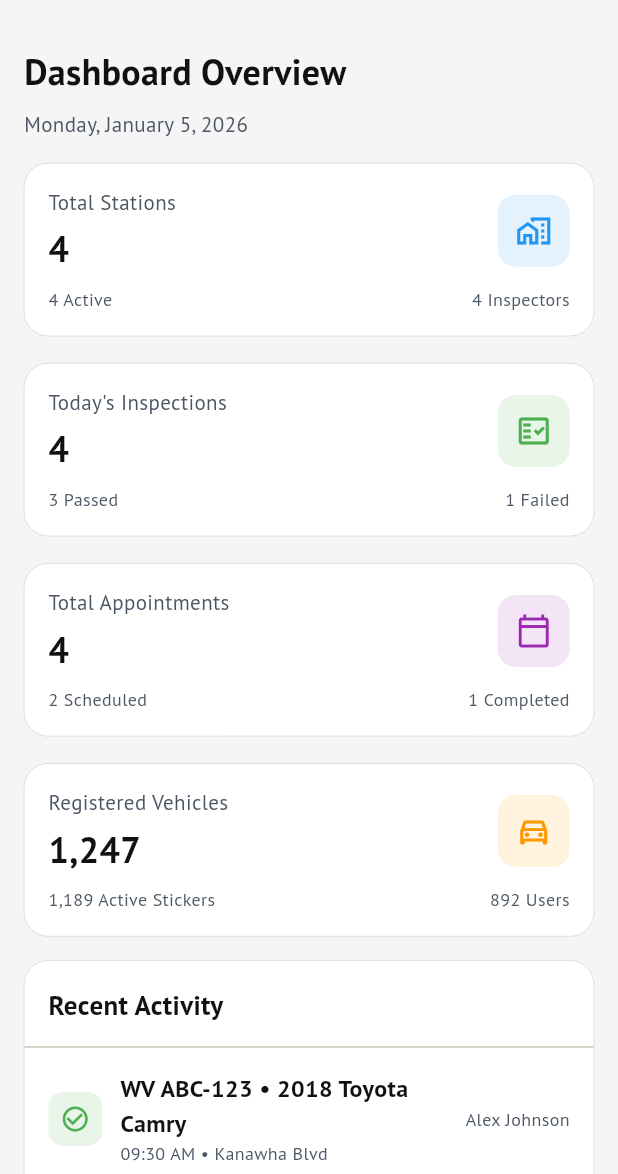
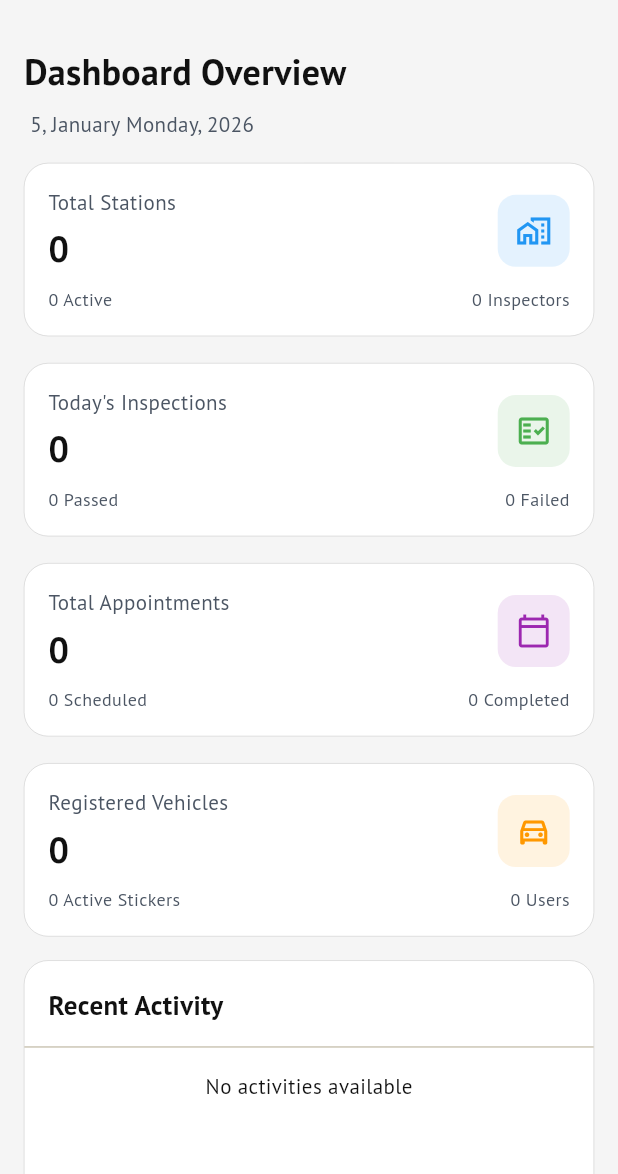
Before and after one commit to Vaishnavi297/inspection_admin, a Flutter app: the HomePage screen opened by its route, on a phone screen of 412 x 824 dp, the part 62-1236 px from its top. Run offline on Flutter 3.47's test engine with Material 3 defaults, Android fonts, the phone set to English and light mode, and no system bars; our stand-ins replace bloc, cloud_firestore, equatable, file_picker, firebase_auth, firebase_core and 11 more; missing offline and left inert: firebase_auth_platform_interface; accounts and stored records are empty; statements that could not run were skipped.

Commit message:
- Implemented Dashboard data mapping

```diff
--- /dev/null
+++ b/lib/data/data_structure/models/dashboard_models.dart
@@ -0,0 +1,47 @@
+class DashboardStats {
+  final int totalStations;
+  final int activeStations;
+  final int totalInspectors;
+  final int todayInspections;
+  final int passedInspections;
+  final int failedInspections;
+  final int totalAppointments;
+  final int scheduledAppointments;
+  final int completedAppointments;
+  final int totalVehicles;
+  final int activeStickers;
+  final int totalUsers;
+
+  const DashboardStats({
+    this.totalStations = 0,
+    this.activeStations = 0,
+    this.totalInspectors = 0,
+    this.todayInspections = 0,
+    this.passedInspections = 0,
+    this.failedInspections = 0,
+    this.totalAppointments = 0,
+    this.scheduledAppointments = 0,
+    this.completedAppointments = 0,
+    this.totalVehicles = 0,
+    this.activeStickers = 0,
+    this.totalUsers = 0,
+  });
+}
+
+class DashboardActivity {
+  final String title;
+  final String time;
+  final String subtitle;
+  final String user;
+  final String status; // 'pass' or 'fail'
+
+  const DashboardActivity({required this.title, required this.time, required this.subtitle, required this.user, required this.status});
+}
+
+class DashboardTopStation {
+  final String name;
+  final String meta;
+  final String value;
+
+  const DashboardTopStation({required this.name, required this.meta, required this.value});
+}
--- a/lib/data/data_structure/models/user.dart
+++ b/lib/data/data_structure/models/user.dart
@@ -1,3 +1,4 @@
+import 'package:cloud_firestore/cloud_firestore.dart';
 import 'package:inspection_station/data/data_structure/models/country.dart';
 
 class AppUser {
@@ -13,8 +14,8 @@ class AppUser {
   final double? cCurrentLatitude;
   final double? cCurrentLongitude;
   final County? cCurrentCountyDetails;
-  final DateTime? createTime;
-  final DateTime? updateTime;
+  final   Timestamp? createTime;
+  final   Timestamp? updateTime;
 
   AppUser({
     this.cId,
@@ -47,8 +48,8 @@ class AppUser {
       cCurrentLongitude: json['c_current_longitude'] != null ? (json['c_current_longitude'] as num).toDouble() : null,
       cDob: json['customer_dob'] != null ? DateTime.parse(json['customer_dob']) : null,
       cCurrentCountyDetails: json['c_current_county_details'] != null ? County.fromJson(json['c_current_county_details']) : null,
-      createTime: json['create_time'] != null ? DateTime.parse(json['create_time']) : null,
-      updateTime: json['update_time'] != null ? DateTime.parse(json['update_time']) : null,
+      createTime: json['create_time'],
+      updateTime: json['update_time'],
     );
   }
 
@@ -68,8 +69,8 @@ class AppUser {
     double? cCurrentLongitude,
     County? cCurrentCountyDetails,
     DateTime? cDob,
-    DateTime? createTime,
-    DateTime? updateTime,
+    Timestamp? createTime,
+    Timestamp? updateTime,
   }) {
     return AppUser(
       cId: cId ?? this.cId,
@@ -103,8 +104,8 @@ class AppUser {
       'c_profile_image_url': cProfileImageUrl,
       'c_current_county_details': cCurrentCountyDetails != null ? cCurrentCountyDetails!.toJson() : null,
       'customer_dob': cDob?.toIso8601String(),
-      'create_time': createTime?.toIso8601String(),
-      'update_time': updateTime?.toIso8601String(),
+      'create_time': createTime,
+      'update_time': updateTime,
     };
   }
 }
--- /dev/null
+++ b/lib/screens/dashboard/bloc/dashboard_bloc.dart
@@ -0,0 +1,27 @@
+import 'package:bloc/bloc.dart';
+import 'package:equatable/equatable.dart';
+import '../../../data/data_structure/models/dashboard_models.dart';
+import '../../../data/repositories/dashboard_repository/dashboard_repository.dart';
+
+part 'dashboard_event.dart';
+part 'dashboard_state.dart';
+
+class DashboardBloc extends Bloc<DashboardEvent, DashboardState> {
+  final DashboardRepository _repo = DashboardRepository.instance;
+
+  DashboardBloc() : super(DashboardInitial()) {
+    on<FetchDashboardData>(_onFetchData);
+  }
+
+  Future<void> _onFetchData(FetchDashboardData event, Emitter<DashboardState> emit) async {
+    emit(DashboardLoading());
+    try {
+      final stats = await _repo.getStats();
+      final activities = await _repo.getRecentActivities();
+      final stations = await _repo.getTopStations();
+      emit(DashboardLoaded(stats: stats, activities: activities, stations: stations));
+    } catch (e) {
+      emit(DashboardError(e.toString()));
+    }
+  }
+}
--- /dev/null
+++ b/lib/screens/dashboard/bloc/dashboard_event.dart
@@ -0,0 +1,10 @@
+part of 'dashboard_bloc.dart';
+
+abstract class DashboardEvent extends Equatable {
+  const DashboardEvent();
+
+  @override
+  List<Object> get props => [];
+}
+
+class FetchDashboardData extends DashboardEvent {}
--- /dev/null
+++ b/lib/screens/dashboard/bloc/dashboard_state.dart
@@ -0,0 +1,35 @@
+part of 'dashboard_bloc.dart';
+
+abstract class DashboardState extends Equatable {
+  const DashboardState();
+
+  @override
+  List<Object> get props => [];
+}
+
+class DashboardInitial extends DashboardState {}
+
+class DashboardLoading extends DashboardState {}
+
+class DashboardLoaded extends DashboardState {
+  final DashboardStats stats;
+  final List<DashboardActivity> activities;
+  final List<DashboardTopStation> stations;
+
+  const DashboardLoaded({
+    required this.stats,
+    required this.activities,
+    required this.stations,
+  });
+
+  @override
+  List<Object> get props => [stats, activities, stations];
+}
+
+class DashboardError extends DashboardState {
+  final String message;
+  const DashboardError(this.message);
+
+  @override
+  List<Object> get props => [message];
+}
--- a/lib/screens/dashboard/dashboard_page.dart
+++ b/lib/screens/dashboard/dashboard_page.dart
@@ -1,10 +1,15 @@
 import 'package:flutter/material.dart';
+import 'package:flutter_bloc/flutter_bloc.dart';
 import 'package:google_fonts/google_fonts.dart';
 import 'package:inspection_station/components/app_text_style/app_text_style.dart';
+import 'package:inspection_station/components/loader_view.dart';
 import 'package:inspection_station/utils/common/responsive_widget.dart';
 import 'package:inspection_station/utils/constants/app_colors.dart';
 import 'package:inspection_station/utils/constants/app_dimension.dart';
 import 'package:inspection_station/utils/common/decoration.dart';
+import 'package:intl/intl.dart';
+import '../../data/data_structure/models/dashboard_models.dart';
+import 'bloc/dashboard_bloc.dart';
 
 double _calcStatCardWidth(BuildContext context) {
   final isLarge = ResponsiveWidget.isLargeScreen(context);
@@ -25,67 +30,107 @@ class DashboardPage extends StatefulWidget {
 }
 
 class _DashboardPageState extends State<DashboardPage> {
-  List<_StatData> get _stats => [
-    _StatData(title: 'Total Stations', value: '4', chips: ['4 Active', '4 Inspectors'], icon: Icons.home_work_outlined, color: appColors.blue),
-    _StatData(title: "Today's Inspections", value: '4', chips: ['3 Passed', '1 Failed'], icon: Icons.fact_check_outlined, color: appColors.green),
-    _StatData(title: 'Total Appointments', value: '4', chips: ['2 Scheduled', '1 Completed'], icon: Icons.calendar_today_outlined, color: appColors.purple),
-    _StatData(title: 'Registered Vehicles', value: '1,247', chips: ['1,189 Active Stickers', '892 Users'], icon: Icons.directions_car_outlined, color: appColors.orange),
-  ];
-
-  List<_ActivityData> get _activities => [
-    _ActivityData(title: 'WV ABC-123 • 2018 Toyota Camry', time: '09:30 AM', subtitle: 'Kanawha Blvd', user: 'Alex Johnson', status: _ActivityStatus.pass),
-    _ActivityData(title: 'WV 7XY-456 • 2021 Honda CR-V', time: '10:15 AM', subtitle: 'South Charleston', user: 'Priya Rao', status: _ActivityStatus.pass),
-    _ActivityData(title: 'WV TRK-789 • 2019 Ford F-150', time: '11:45 AM', subtitle: 'Morgantown', user: 'Lisa Chen', status: _ActivityStatus.fail),
-    _ActivityData(title: 'WV JEEP-01 • 2020 Jeep Wrangler', time: '13:00 PM', subtitle: 'Kanawha Blvd', user: 'Alex Johnson', status: _ActivityStatus.pass),
-  ];
-
-  List<_StationData> get _stations => [
-    _StationData(name: 'Kanawha Blvd Charleston', meta: 'Kanawha County • 1 Inspectors', value: '1247'),
-    _StationData(name: 'South Charleston Station', meta: 'Kanawha County • 1 Inspectors', value: '945'),
-    _StationData(name: 'Morgantown Inspection', meta: 'Monongalia County • 1 Inspectors', value: '780'),
-    _StationData(name: 'Wheeling Vehicle Center', meta: 'Ohio County • 1 Inspectors', value: '670'),
-  ];
-
-  List<_StatusData> get _systemStatuses => [
-    _StatusData(label: 'Database', ok: true),
-    _StatusData(label: 'User Portal', ok: true),
-    _StatusData(label: 'Inspector Portal', ok: true),
-    _StatusData(label: 'Email Service', ok: true),
-  ];
+  // Static system statuses for now as they are usually health checks
+  // List<_StatusData> get _systemStatuses => [
+  //   _StatusData(label: 'Database', ok: true),
+  //   _StatusData(label: 'User Portal', ok: true),
+  //   _StatusData(label: 'Inspector Portal', ok: true),
+  //   _StatusData(label: 'Email Service', ok: true),
+  // ];
 
   String _formatDate(DateTime dt) {
-    const days = ['Monday', 'Tuesday', 'Wednesday', 'Thursday', 'Friday', 'Saturday', 'Sunday'];
-    const months = ['January', 'February', 'March', 'April', 'May', 'June', 'July', 'August', 'September', 'October', 'November', 'December'];
-    final d = days[dt.weekday - 1];
-    final m = months[dt.month - 1];
-    return '$d, $m ${dt.day}, ${dt.year}';
+    return DateFormat(' d, MMMM EEEE, yyyy').format(dt);
+  }
+
+  List<_StatData> _mapToStatData(DashboardStats stats) {
+    return [
+      _StatData(
+        title: 'Total Stations',
+        value: stats.totalStations.toString(),
+        chips: ['${stats.activeStations} Active', '${stats.totalInspectors} Inspectors'],
+        icon: Icons.home_work_outlined,
+        color: appColors.blue,
+      ),
+      _StatData(
+        title: "Today's Inspections",
+        value: stats.todayInspections.toString(),
+        chips: ['${stats.passedInspections} Passed', '${stats.failedInspections} Failed'],
+        icon: Icons.fact_check_outlined,
+        color: appColors.green,
+      ),
+      _StatData(
+        title: 'Total Appointments',
+        value: stats.totalAppointments.toString(),
+        chips: ['${stats.scheduledAppointments} Scheduled', '${stats.completedAppointments} Completed'],
+        icon: Icons.calendar_today_outlined,
+        color: appColors.purple,
+      ),
+      _StatData(
+        title: 'Registered Vehicles',
+        value: stats.totalVehicles.toString(),
+        chips: ['${stats.activeStickers} Active Stickers', '${stats.totalUsers} Users'],
+        icon: Icons.directions_car_outlined,
+        color: appColors.orange,
+      ),
+    ];
+  }
+
+  List<_ActivityData> _mapToActivityData(List<DashboardActivity> activities) {
+    return activities
+        .map((e) => _ActivityData(title: e.title, time: e.time, subtitle: e.subtitle, user: e.user, status: e.status.toLowerCase() == 'pass' ? _ActivityStatus.pass : _ActivityStatus.fail))
+        .toList();
+  }
+
+  List<_StationData> _mapToStationData(List<DashboardTopStation> stations) {
+    return stations.map((e) => _StationData(name: e.name, meta: e.meta, value: e.value)).toList();
   }
 
   @override
   Widget build(BuildContext context) {
-    return Scaffold(
+    return BlocProvider(
+      create: (context) => DashboardBloc()..add(FetchDashboardData()),
+      child: Scaffold(
         backgroundColor: appColors.backgroundColor,
-      body: ResponsiveWidget(
+        body: BlocConsumer<DashboardBloc, DashboardState>(
+          listener: (context, state) {
+            if (state is DashboardError) {
+              ScaffoldMessenger.of(context).showSnackBar(SnackBar(content: Text(state.message)));
+            }
+          },
+          builder: (context, state) {
+            if (state is DashboardLoading) {
+              return const Center(child: LoaderView());
+            } else if (state is DashboardLoaded) {
+              final stats = _mapToStatData(state.stats);
+              final activities = _mapToActivityData(state.activities);
+              final stations = _mapToStationData(state.stations);
+
+              return ResponsiveWidget(
                 largeScreen: _DashboardLarge(
                   header: _DashboardHeader(dateText: _formatDate(DateTime.now())),
-          stats: _stats,
-          activities: _activities,
-          stations: _stations,
-          systemStatuses: _systemStatuses,
+                  stats: stats,
+                  activities: activities,
+                  stations: stations,
+                  // systemStatuses: _systemStatuses,
                 ),
                 mediumScreen: _DashboardLarge(
                   header: _DashboardHeader(dateText: _formatDate(DateTime.now())),
-          stats: _stats,
-          activities: _activities,
-          stations: _stations,
-          systemStatuses: _systemStatuses,
+                  stats: stats,
+                  activities: activities,
+                  stations: stations,
+                  // systemStatuses: _systemStatuses,
                 ),
                 smallScreen: _DashboardLarge(
                   header: _DashboardHeader(dateText: _formatDate(DateTime.now())),
-          stats: _stats,
-          activities: _activities,
-          stations: _stations,
-          systemStatuses: _systemStatuses,
+                  stats: stats,
+                  activities: activities,
+                  stations: stations,
+                  // systemStatuses: _systemStatuses,
+                ),
+              );
+            }
+            return const Center(child: Text('No data available'));
+          },
         ),
       ),
     );
@@ -120,8 +165,8 @@ class _DashboardLarge extends StatelessWidget {
   final List<_StatData> stats;
   final List<_ActivityData> activities;
   final List<_StationData> stations;
-  final List<_StatusData> systemStatuses;
-  const _DashboardLarge({required this.header, required this.stats, required this.activities, required this.stations, required this.systemStatuses});
+  // final List<_StatusData> systemStatuses;
+  const _DashboardLarge({required this.header, required this.stats, required this.activities, required this.stations});
 
   @override
   Widget build(BuildContext context) {
@@ -145,12 +190,12 @@ class _DashboardLarge extends StatelessWidget {
                   children: [
                     _SectionCard(
                       title: 'Recent Activity',
-                      child: _ActivityList(items: activities),
+                      child: activities.isNotEmpty ? _ActivityList(items: activities) : Center(child: Text('No activities available')),
                     ),
                     SizedBox(width: s.s16),
                     _SectionCard(
                       title: 'Top Performing Stations',
-                      child: _TopStations(items: stations),
+                      child: stations.isNotEmpty ? _TopStations(items: stations) : Center(child: Text('No stations available')),
                     ),
                   ],
                 )
@@ -160,14 +205,14 @@ class _DashboardLarge extends StatelessWidget {
                     Expanded(
                       child: _SectionCard(
                         title: 'Recent Activity',
-                        child: _ActivityList(items: activities),
+                        child: activities.isNotEmpty ? _ActivityList(items: activities) : Center(child: Text('No activities available')),
                       ),
                     ),
                     SizedBox(width: s.s16),
                     Expanded(
                       child: _SectionCard(
                         title: 'Top Performing Stations',
-                        child: _TopStations(items: stations),
+                        child: stations.isNotEmpty ? _TopStations(items: stations) : Center(child: Text('No stations available')),
                       ),
                     ),
                   ],
@@ -186,6 +231,7 @@ class _SectionCard extends StatelessWidget {
   @override
   Widget build(BuildContext context) {
     return Container(
+      height: 400,
       decoration: boxDecorationWithRoundedCorners(
         borderRadius: BorderRadius.circular(16),
         backgroundColor: appColors.surfaceColor,
@@ -402,8 +448,8 @@ class _StationData {
   _StationData({required this.name, required this.meta, required this.value});
 }
 
-class _StatusData {
-  final String label;
-  final bool ok;
-  _StatusData({required this.label, required this.ok});
-}
+// class _StatusData {
+//   final String label;
+//   final bool ok;
+//   _StatusData({required this.label, required this.ok});
+// }
--- a/lib/screens/users/bloc/users_bloc.dart
+++ b/lib/screens/users/bloc/users_bloc.dart
@@ -30,7 +30,7 @@ class UsersBloc extends Bloc<UsersEvent, UsersState> {
   Future<void> _onAddUser(AddUserEvent event, Emitter<UsersState> emit) async {
     emit(UsersLoading());
     try {
-      final user = AppUser(cId: '', cName: event.name, cEmail: event.email, cMobileNo: event.phone, cActivationStatus: event.isActive, createTime: DateTime.now(), updateTime: DateTime.now());
+      final user = AppUser(cId: '', cName: event.name, cEmail: event.email, cMobileNo: event.phone, cActivationStatus: event.isActive, createTime: Timestamp.now(), updateTime: Timestamp.now());
       await _repo.addUser(user);
       final users = await _repo.getAllUsers();
       emit(UsersLoaded(users: users));
@@ -42,7 +42,7 @@ class UsersBloc extends Bloc<UsersEvent, UsersState> {
   Future<void> _onUpdateUser(UpdateUserEvent event, Emitter<UsersState> emit) async {
     emit(UsersLoading());
     try {
-      final updated = event.user.copyWith(cName: event.name, cEmail: event.email, cMobileNo: event.phone, cActivationStatus: event.isActive, updateTime: DateTime.now());
+      final updated = event.user.copyWith(cName: event.name, cEmail: event.email, cMobileNo: event.phone, cActivationStatus: event.isActive, updateTime: Timestamp.now());
       await _repo.setUser(event.user.cId!, updated);
       final users = await _repo.getAllUsers();
       emit(UsersLoaded(users: users));
--- a/pubspec.yaml
+++ b/pubspec.yaml
@@ -20,6 +20,7 @@ dependencies:
   meta: ^1.17.0
   intl: ^0.20.2
   flutter_svg: ^2.2.3
+  # date_format: ^2.0.9
 
   ## STATE MANAGEMENT
   flutter_bloc: ^8.1.3
```
Also changed, not shown: lib/data/repositories/dashboard_repository/dashboard_repository.dart (added, +111 -0 lines). Lines whose indentation alone changed are shown as unchanged.
